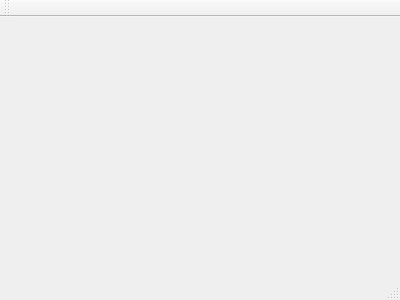
Old version of the form mainwindow.ui in the repository wenyue7/Interface_Plot.
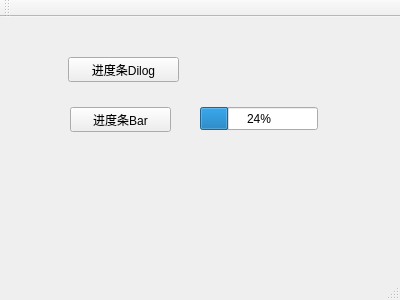
New version of the form.

Commit message: 2018.8.30: 添加进度条

What changed in the file:
```diff
--- a/mainwindow.ui
+++ b/mainwindow.ui
@@ -12,13 +12,68 @@
   <property name="windowTitle" >
    <string>MainWindow</string>
   </property>
-  <widget class="QMenuBar" name="menuBar" />
-  <widget class="QToolBar" name="mainToolBar" />
-  <widget class="QWidget" name="centralWidget" />
-  <widget class="QStatusBar" name="statusBar" />
+  <widget class="QWidget" name="centralWidget">
+   <widget class="QProgressBar" name="progressBar">
+    <property name="geometry">
+     <rect>
+      <x>200</x>
+      <y>90</y>
+      <width>118</width>
+      <height>23</height>
+     </rect>
+    </property>
+    <property name="value">
+     <number>24</number>
+    </property>
+   </widget>
+   <widget class="QPushButton" name="pushButton">
+    <property name="geometry">
+     <rect>
+      <x>68</x>
+      <y>40</y>
+      <width>111</width>
+      <height>25</height>
+     </rect>
+    </property>
+    <property name="text">
+     <string>进度条Dilog</string>
+    </property>
+   </widget>
+   <widget class="QPushButton" name="pushButton_2">
+    <property name="geometry">
+     <rect>
+      <x>70</x>
+      <y>90</y>
+      <width>101</width>
+      <height>25</height>
+     </rect>
+    </property>
+    <property name="text">
+     <string>进度条Bar</string>
+    </property>
+   </widget>
+  </widget>
+  <widget class="QMenuBar" name="menuBar">
+   <property name="geometry">
+    <rect>
+     <x>0</x>
+     <y>0</y>
+     <width>400</width>
+     <height>22</height>
+    </rect>
+   </property>
+  </widget>
+  <widget class="QToolBar" name="mainToolBar">
+   <attribute name="toolBarArea">
+    <enum>TopToolBarArea</enum>
+   </attribute>
+   <attribute name="toolBarBreak">
+    <bool>false</bool>
+   </attribute>
+  </widget>
+  <widget class="QStatusBar" name="statusBar"/>
  </widget>
- <layoutDefault spacing="6" margin="11" />
- <pixmapfunction></pixmapfunction>
+ <layoutdefault spacing="6" margin="11"/>
  <resources/>
  <connections/>
 </ui>
```
Left out of the diff: 7 changed lines with no effect on the pictures. The commit also changes 3 other files.
